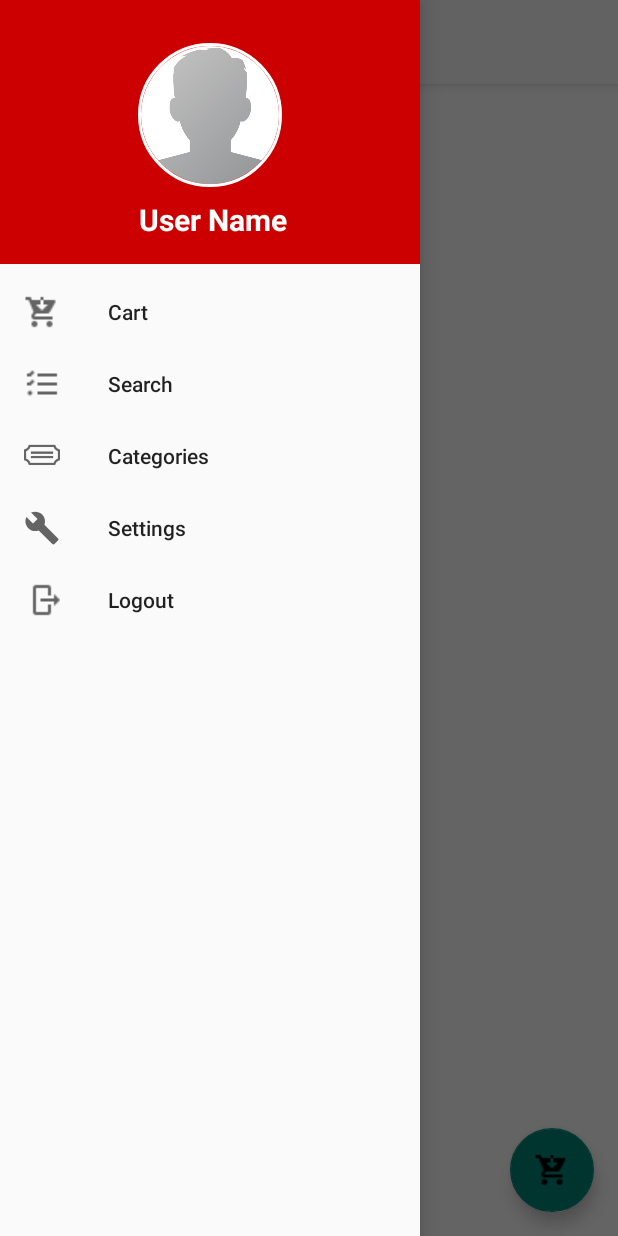
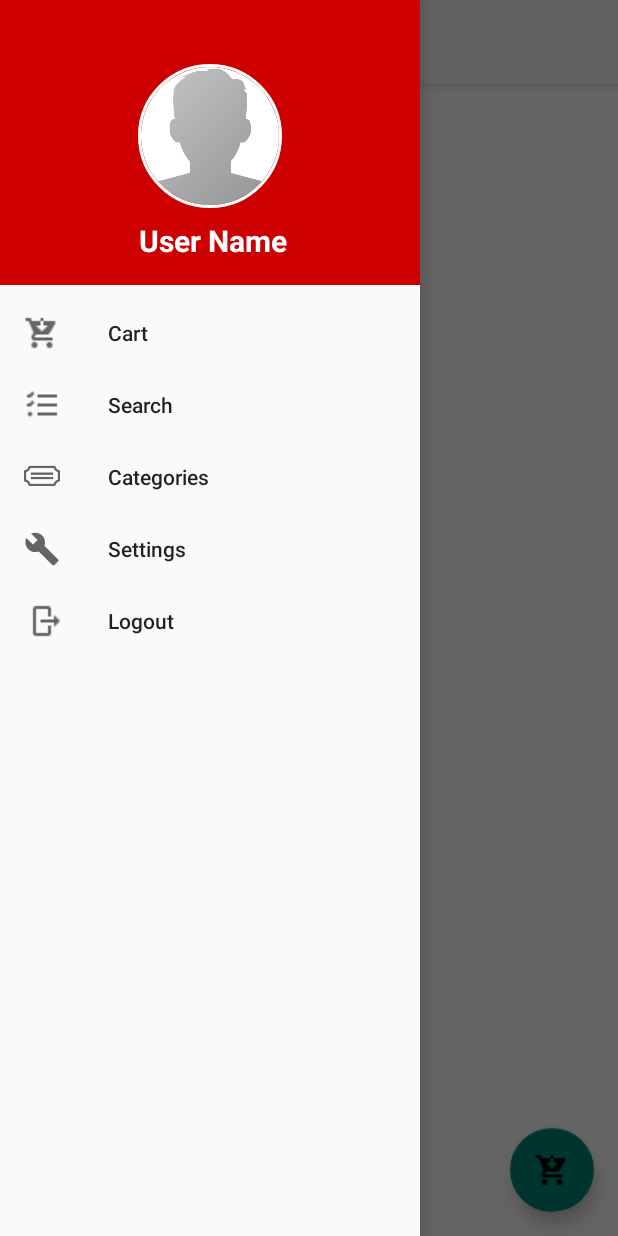
Before and after one commit to imasha-senarath/hypercart-online-shopping-application, an Android app: the HomeActivity screen opened directly, with no data from a screen before it, with the side drawer open, on a phone screen of 412 x 824 dp. Run offline under Robolectric (Android 15) with nearby library versions, the phone set to English and light mode, and no system bars; our stand-ins replace CircleImageView, Firebase (no records; nobody signed in at launch, a user with empty details on screens opened directly), Picasso; libraries missing offline, so code that uses them is left out: io.paperdb; 3 statements that could not run were skipped.

Commit message:
make some changes

```diff
--- a/app/src/main/res/layout/activity_home.xml
+++ b/app/src/main/res/layout/activity_home.xml
@@ -21,7 +21,6 @@
         android:layout_width="wrap_content"
         android:layout_height="match_parent"
         android:layout_gravity="start"
-        android:fitsSystemWindows="true"
         app:headerLayout="@layout/nav_header_home"
         app:menu="@menu/activity_home_drawer" />
 
--- a/app/src/main/res/layout/nav_header_home.xml
+++ b/app/src/main/res/layout/nav_header_home.xml
@@ -2,7 +2,7 @@
 <LinearLayout xmlns:android="http://schemas.android.com/apk/res/android"
     xmlns:app="http://schemas.android.com/apk/res-auto"
     android:layout_width="match_parent"
-    android:layout_height="@dimen/nav_header_height"
+    android:layout_height="190dp"
     android:background="@color/colorPrimaryDark"
     android:gravity="bottom"
     android:orientation="vertical"
@@ -13,30 +13,30 @@
     android:theme="@style/ThemeOverlay.AppCompat.Dark">
 
     //Circle image view to display users profile picture
-    <de.hdodenhof.circleimageview.CircleImageView
-        xmlns:app="http://schemas.android.com/apk/res-auto"
+
+    <de.hdodenhof.circleimageview.CircleImageView xmlns:app="http://schemas.android.com/apk/res-auto"
         android:id="@+id/user_profile_image"
         android:layout_width="96dp"
         android:layout_height="96dp"
+        android:layout_gravity="center"
         android:src="@drawable/profile"
-        app:civ_border_width="2dp"
-        android:layout_gravity="center"
-        app:civ_border_color="@android:color/white" />
+        app:civ_border_color="@android:color/white"
+        app:civ_border_width="2dp" />
 
     //Text view to display user name of user
+
     <TextView
         android:id="@+id/user_profile_name"
         android:layout_width="match_parent"
         android:layout_height="wrap_content"
+        android:layout_marginLeft="4dp"
+        android:gravity="center"
         android:paddingTop="@dimen/nav_header_vertical_spacing"
         android:text="User Name"
+        android:textAppearance="@style/TextAppearance.AppCompat.Body1"
+        android:textColor="@android:color/white"
         android:textSize="20sp"
-        android:textStyle="bold"
-        android:textColor="@android:color/white"
-        android:gravity="center"
-        android:layout_marginLeft="4dp"
-        android:textAppearance="@style/TextAppearance.AppCompat.Body1" />
-
+        android:textStyle="bold" />
 
 
 </LinearLayout>
--- a/build.gradle
+++ b/build.gradle
@@ -8,7 +8,7 @@ buildscript {
     }
     dependencies {
         classpath 'com.android.tools.build:gradle:3.3.2'
-        classpath 'com.google.gms:google-services:4.0.0'
+        classpath 'com.google.gms:google-services:4.2.0'
 
         // NOTE: Do not place your application dependencies here; they belong
         // in the individual module build.gradle files
```
Also changed, not shown: app/build.gradle (+7 -2 lines), app/src/main/res/layout/activity_login.xml (+4 -5 lines), app/src/main/res/layout/activity_main.xml (+13 -8 lines), app/src/main/res/layout/activity_register.xml (+10 -20 lines), app/src/main/res/layout/product_items_layout.xml (+15 -15 lines), 1 other file.
